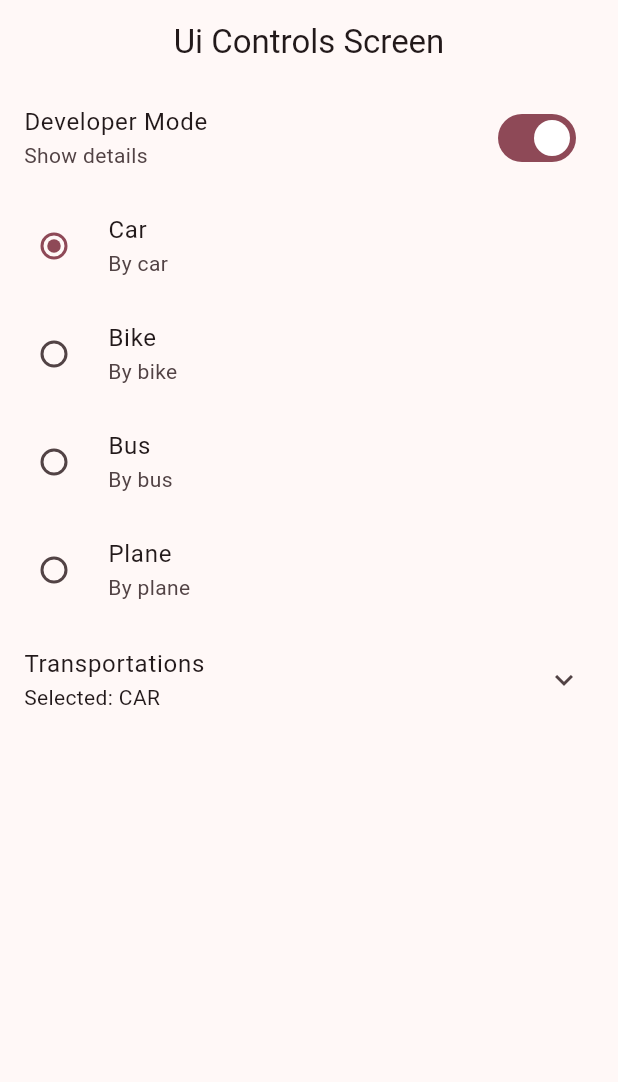
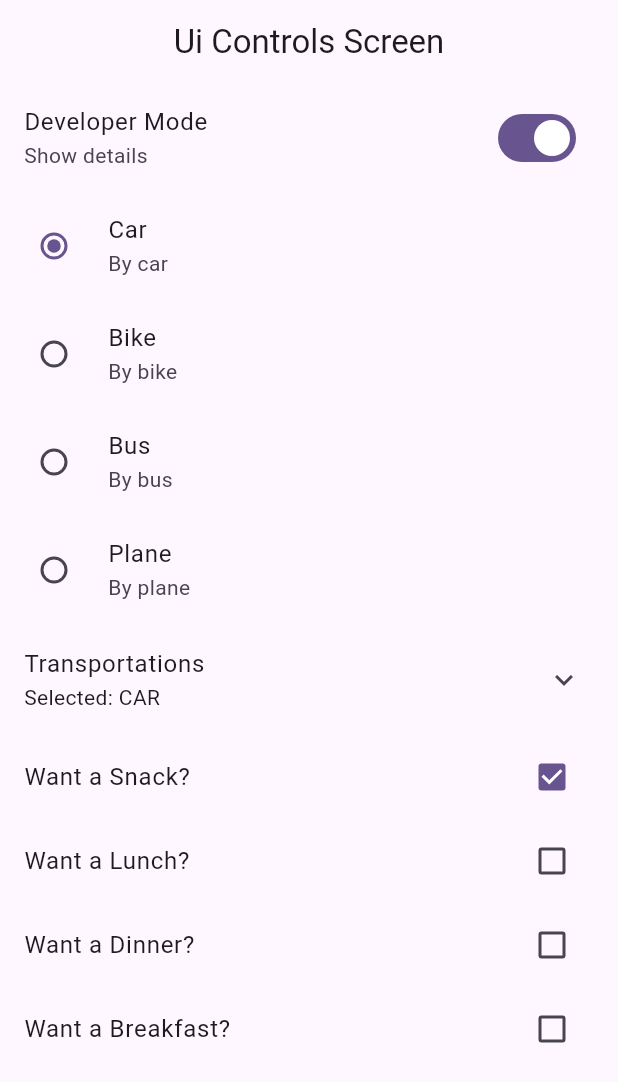
Before and after one commit to brihanPenayo/widgep_app, a Flutter app: the UiControlsScreen screen opened by its route, on a phone screen of 412 x 824 dp. Shown: the top 1082 px of the screen. Run offline on Flutter 3.47's test engine with Material 3 defaults, Android fonts, the phone set to English and light mode, and no system bars; our stand-ins replace go_router.

Commit message:
ui screen terminado

```diff
--- a/lib/main.dart
+++ b/lib/main.dart
@@ -11,7 +11,7 @@ class MainApp extends StatelessWidget {
 
   @override
   Widget build(BuildContext context) {
-    final theme = AppTheme(selectedColor: 6).theme();
+    final theme = AppTheme(selectedColor: 2).theme();
     return MaterialApp.router(
       routerConfig: appRouter,
       debugShowCheckedModeBanner: false,
--- a/lib/presentation/screens/ui_controls/ui_controls_screen.dart
+++ b/lib/presentation/screens/ui_controls/ui_controls_screen.dart
@@ -30,6 +30,12 @@ class _UiControlsViewState extends State<_UiControlsView> {
     {'value': Transportation.plane, 'title': 'Plane', 'subTitle': 'by plane'},
     {'value': Transportation.bike, 'title': 'Bike', 'subTitle': 'by bike'},
     {'value': Transportation.boat, 'title': 'Boat', 'subTitle': 'by boat'},
+  ];
+  List<Map<String, dynamic>> wantedFoods = [
+    {'value': true, 'title': 'Want a Snack?'},
+    {'value': false, 'title': 'Want a Lunch?'},
+    {'value': false, 'title': 'Want a Dinner?'},
+    {'value': false, 'title': 'Want a Breakfast?'}
   ];
   @override
   Widget build(BuildContext context) {
@@ -98,8 +104,35 @@ class _UiControlsViewState extends State<_UiControlsView> {
                 });
               })),
         ],
-      )
+      ),
+      ...wantedFoods.map((e) => _CustomCheckboxTile(
+            value: e['value'],
+            title: e['title'],
+            onChanged: (v) {
+              setState(() {
+                e['value'] = v;
+              });
+            },
+          )),
+      // _CustomCheckboxTile()
     ]);
+  }
+}
+
+class _CustomCheckboxTile extends StatelessWidget {
+  final bool value;
+  final ValueChanged<bool?> onChanged;
+  final String title;
+  const _CustomCheckboxTile({
+    required this.value,
+    required this.onChanged,
+    required this.title,
+  });
+
+  @override
+  Widget build(BuildContext context) {
+    return CheckboxListTile(
+        title: Text(title), value: value, onChanged: onChanged);
   }
 }
 
```
